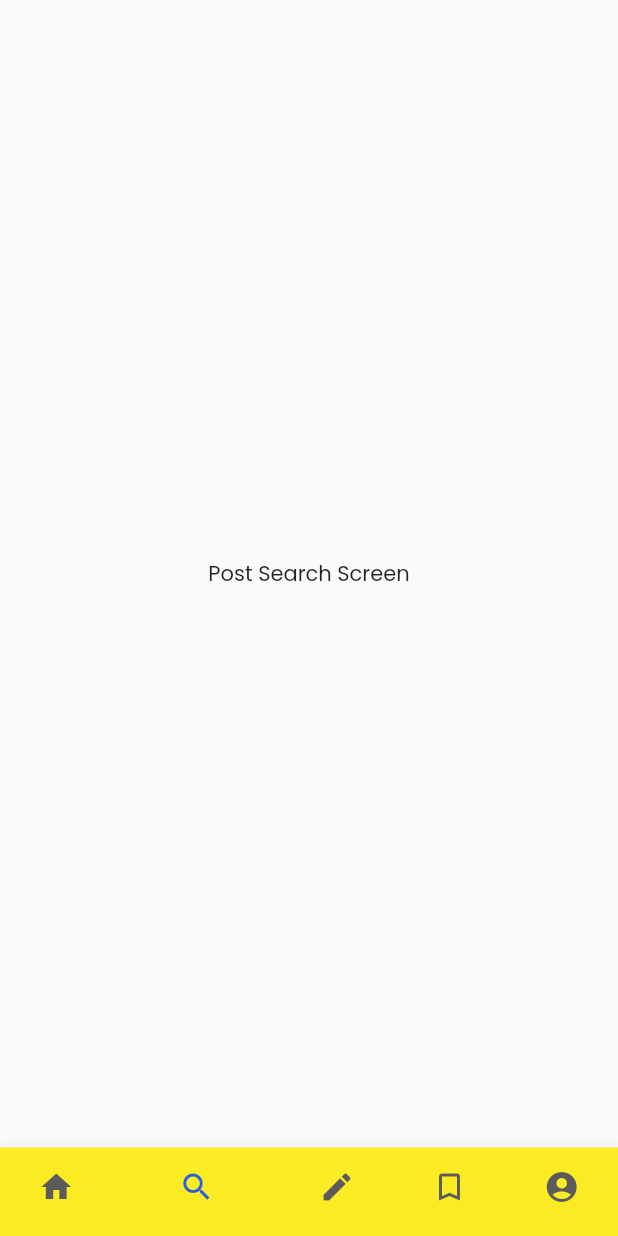
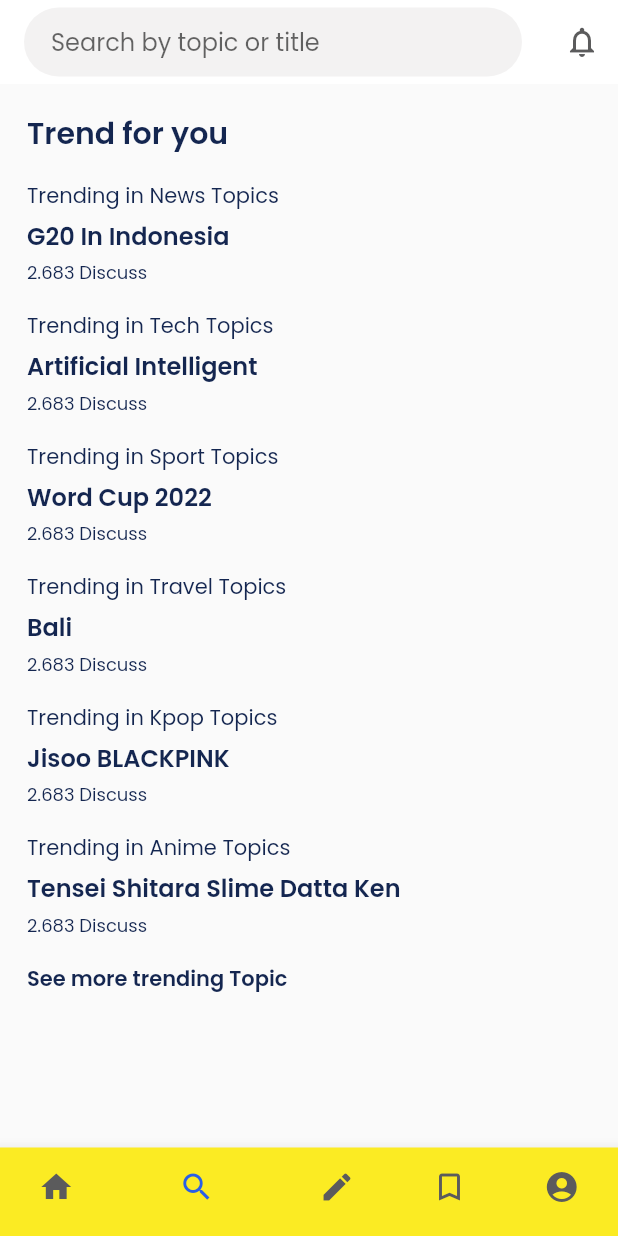
Before and after one commit to yashagozwan/discussin-mobile, a Flutter app: the screen it shows after launch, item 2 of the bottom bar chosen, on a phone screen of 412 x 824 dp. Run offline on Flutter 3.47's test engine with Material 2 defaults, Android fonts, the phone set to English and light mode, and no system bars; our stand-ins replace flutter_riverpod, flutter_svg; statements that could not run were skipped.

Commit message:
add widget trending topic

```diff
--- a/lib/src/screen/post_search/post_search_screen.dart
+++ b/lib/src/screen/post_search/post_search_screen.dart
@@ -1,3 +1,8 @@
+import 'package:discussin_mobile/src/app.dart';
+import 'package:discussin_mobile/src/screen/post_search/widget/card_text.dart';
+import 'package:discussin_mobile/src/util/colors.dart';
+import 'package:discussin_mobile/src/view_model/post_search_view_model.dart';
+import 'package:discussin_mobile/src/widget/text_pro.dart';
 import 'package:flutter/material.dart';
 import 'package:flutter_riverpod/flutter_riverpod.dart';
 
@@ -10,12 +15,82 @@
 }
 
 class _PostSearchScreenState extends ConsumerState<PostSearchScreen> {
+  final _searchController = TextEditingController();
+
   @override
   Widget build(BuildContext context) {
-    return const Scaffold(
-      body: Center(
-        child: Text('Post Search Screen'),
+    return Scaffold(
+      appBar: _buildAppBar(),
+      body: _buildContent(),
+    );
+  }
+
+  PreferredSizeWidget _buildAppBar() {
+    return AppBar(
+      backgroundColor: Colors.white,
+      iconTheme: const IconThemeData(color: grey),
+      title: TextField(
+        controller: _searchController,
+        keyboardType: TextInputType.text,
+        style: const TextStyle(
+          color: grey,
+        ),
+        decoration: InputDecoration(
+          filled: true,
+          contentPadding: const EdgeInsets.symmetric(
+            horizontal: 18,
+            vertical: 11,
+          ),
+          fillColor: const Color(0xFFF3F2F2),
+          isDense: true,
+          hintText: 'Search by topic or title',
+          border: OutlineInputBorder(
+            borderRadius: BorderRadius.circular(8 * 4),
+            borderSide: BorderSide.none,
+          ),
+        ),
       ),
+      elevation: 0,
+      actions: [
+        IconButton(
+          onPressed: () {},
+          icon: const Icon(Icons.notifications_none),
+        )
+      ],
+    );
+  }
+
+  Widget _buildContent() {
+    return ListView(
+      padding: const EdgeInsets.all(18),
+      physics: const BouncingScrollPhysics(),
+      children: [
+        const TextPro(
+          'Trend for you',
+          fontWeight: FontWeight.w600,
+          fontSize: 20,
+        ),
+        const SizedBox(height: 8 * 2),
+        ListView.separated(
+          physics: const BouncingScrollPhysics(),
+          shrinkWrap: true,
+          itemBuilder: (context, index) {
+            final data = PostSearchNotifier.getTrends().elementAt(index);
+            return CardText(
+              headTitle: data.headTitle,
+              bodyTitle: data.bodyTitle,
+              subTitle: data.subTitle,
+            );
+          },
+          separatorBuilder: (context, index) => const SizedBox(height: 16),
+          itemCount: PostSearchNotifier.getTrends().length,
+        ),
+        const SizedBox(height: 16),
+        const TextPro(
+          'See more trending Topic',
+          fontWeight: FontWeight.w600,
+        ),
+      ],
     );
   }
 }
--- /dev/null
+++ b/lib/src/screen/post_search/widget/card_text.dart
@@ -0,0 +1,41 @@
+import 'package:discussin_mobile/src/widget/text_pro.dart';
+import 'package:flutter/material.dart';
+
+class CardText extends StatelessWidget {
+  final String headTitle;
+  final String bodyTitle;
+  final String subTitle;
+
+  const CardText({
+    super.key,
+    required this.headTitle,
+    required this.bodyTitle,
+    required this.subTitle,
+  });
+
+  @override
+  Widget build(BuildContext context) {
+    return InkWell(
+      splashColor: Colors.black12,
+      onTap: () {},
+      child: Column(
+        mainAxisSize: MainAxisSize.min,
+        crossAxisAlignment: CrossAxisAlignment.stretch,
+        children: [
+          TextPro(headTitle),
+          const SizedBox(height: 4),
+          TextPro(
+            bodyTitle,
+            fontSize: 16,
+            fontWeight: FontWeight.w600,
+          ),
+          const SizedBox(height: 4),
+          TextPro(
+            subTitle,
+            fontSize: 12,
+          ),
+        ],
+      ),
+    );
+  }
+}
--- /dev/null
+++ b/lib/src/view_model/post_search_view_model.dart
@@ -0,0 +1,57 @@
+import 'package:flutter/material.dart' show ChangeNotifier;
+import 'package:flutter_riverpod/flutter_riverpod.dart';
+
+class CardTitleData {
+  String headTitle;
+  String bodyTitle;
+  String subTitle;
+
+  CardTitleData(
+    this.headTitle,
+    this.bodyTitle,
+    this.subTitle,
+  );
+}
+
+class PostSearchNotifier extends ChangeNotifier {
+  static Iterable<CardTitleData> getTrends() {
+    return [
+      CardTitleData(
+        'Trending in News Topics',
+        'G20 In Indonesia',
+        '2.683 Discuss',
+      ),
+      CardTitleData(
+        'Trending in Tech Topics',
+        'Artificial Intelligent',
+        '2.683 Discuss',
+      ),
+      CardTitleData(
+        'Trending in Sport Topics',
+        'Word Cup 2022',
+        '2.683 Discuss',
+      ),
+      CardTitleData(
+        'Trending in Travel Topics',
+        'Bali',
+        '2.683 Discuss',
+      ),
+      CardTitleData(
+        'Trending in Kpop Topics',
+        'Jisoo BLACKPINK',
+        '2.683 Discuss',
+      ),
+      CardTitleData(
+        'Trending in Anime Topics',
+        'Tensei Shitara Slime Datta Ken',
+        '2.683 Discuss',
+      )
+    ];
+  }
+}
+
+final postSearchViewModel = ChangeNotifierProvider<PostSearchNotifier>(
+  (ref) {
+    return PostSearchNotifier();
+  },
+);
```
